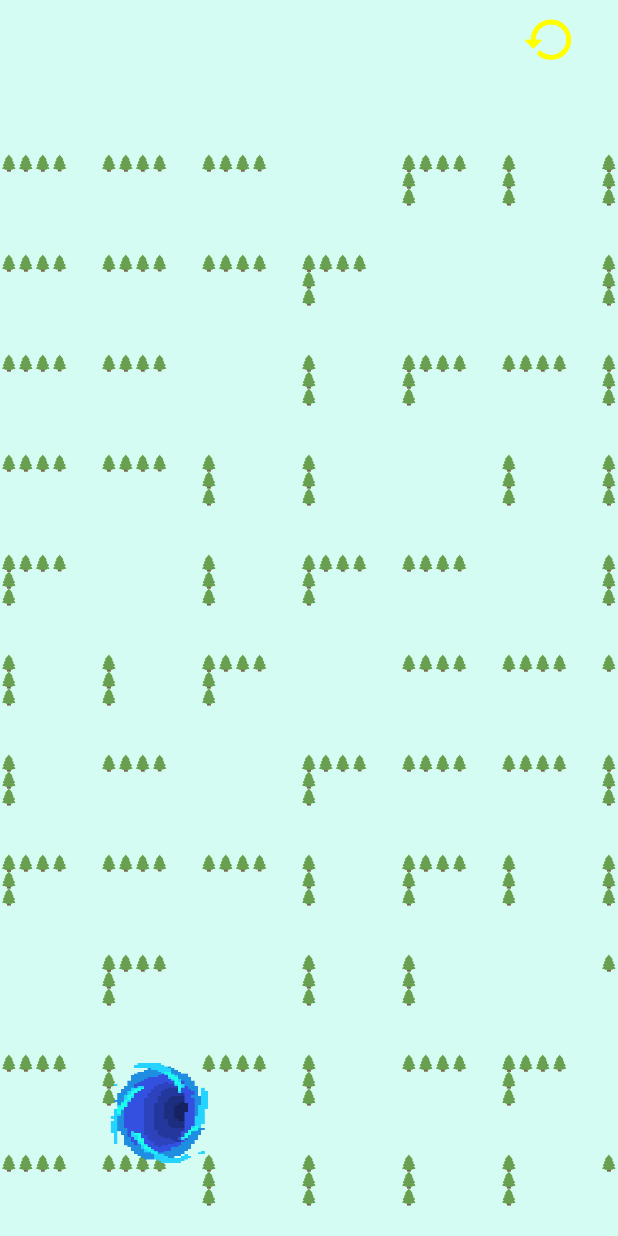
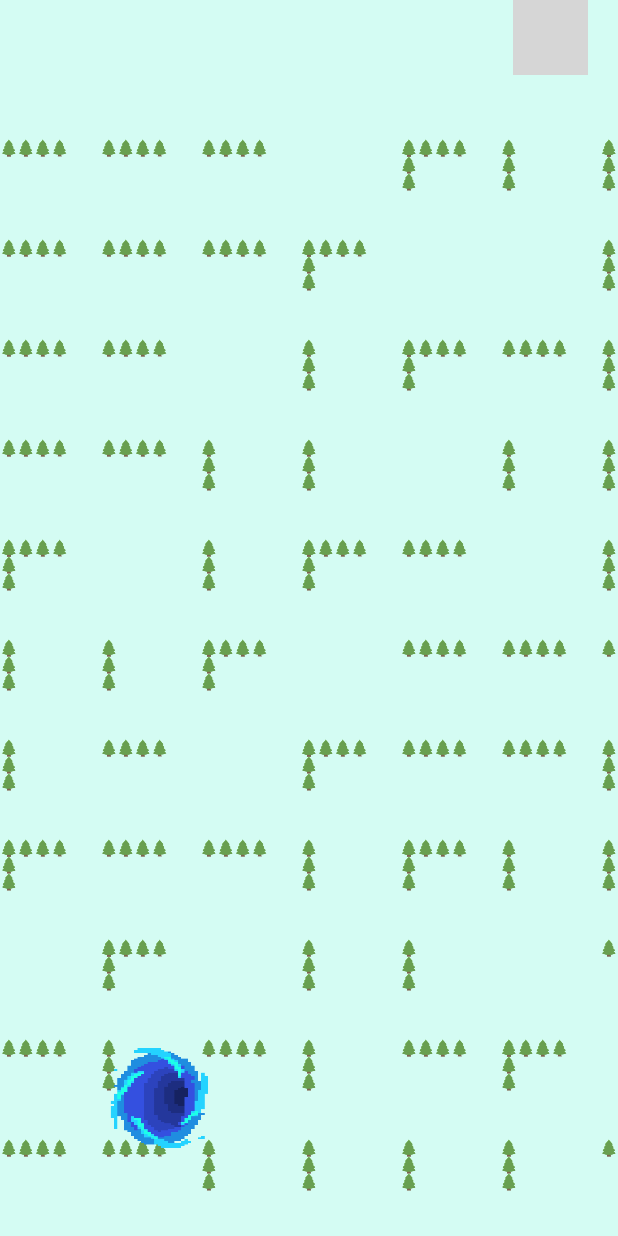
Before and after one commit to willowxh/SimpleMaze, an Android app: the GameActivity screen opened directly, with no data from a screen before it, on a phone screen of 412 x 824 dp. Run offline under Robolectric (Android 15) with nearby library versions, the phone set to English and light mode, and no system bars; Roboto replaces fonts that are not available here; grey boxes are pictures that could not be loaded.

Commit message:
bugs fixed

```diff
--- a/app/src/main/java/com/maze/simplemaze/GameActivity.java
+++ b/app/src/main/java/com/maze/simplemaze/GameActivity.java
@@ -3,12 +3,15 @@ package com.maze.simplemaze;
 import android.content.Intent;
 import android.os.Bundle;
 import android.support.v7.app.AppCompatActivity;
+import android.view.View;
 import android.view.Window;
 import android.view.WindowManager;
+import android.widget.ImageView;
 import android.widget.LinearLayout;
 
 public class GameActivity extends AppCompatActivity {
     GameView gameView;
+    ImageView imageView;
 
     @Override
     protected void onCreate(Bundle savedInstanceState) {
@@ -21,9 +24,19 @@ public class GameActivity extends AppCompatActivity {
         int level = intent.getIntExtra("level",1);
         int mode = intent.getIntExtra("mode",0);
         gameView = findViewById(R.id.game_view);
+        imageView = findViewById(R.id.replay_button);
+        imageView.setOnClickListener(new View.OnClickListener() {
+            @Override
+            public void onClick(View v) {
+                gameView.readMaze("maze"+gameView.level+".json");
+                gameView.numOfMove = 0;
+                gameView.handler.sendEmptyMessage(77);
+            }
+        });
         LinearLayout linearLayout = findViewById(R.id.main_bg);
         if(mode == 2){
             linearLayout.setBackgroundResource(R.drawable.menu);
+            imageView.setImageResource(R.drawable.replay);
         }
         gameView.mode = mode;
         gameView.level = level;
--- a/app/src/main/java/com/maze/simplemaze/GameView.java
+++ b/app/src/main/java/com/maze/simplemaze/GameView.java
@@ -65,12 +65,12 @@ public class GameView extends View implements GestureDetector.OnGestureListener,
     final Bitmap[] monsterBitmap = new Bitmap[4];
     int monsterState = 2;//怪物状态
     int currentState = 0;//当前行走状态
-    long speed = 10;  //行走速度
+    long speed = 40;  //行走速度
     int mode = 0; //关卡模式：0=>经典 1=>怪物 2=>冰块
     Thread monsterThread;
     boolean isFailed = false;
     Thread moveThread = null;
-    private int numOfMove = 0;
+    int numOfMove = 0;
     private boolean RWSignal = false;
 
     Handler handler = new Handler(){
@@ -350,11 +350,12 @@ public class GameView extends View implements GestureDetector.OnGestureListener,
         //画出墙体
         for (int x=0;x<COLS;x++){
             for (int y=0;y<ROWS;y++){
-                if(numOfMove > 5) {
-                    if(RWSignal) {
+                if(mode == 2) {
+                    if (numOfMove > 5) {
+                        if (RWSignal) {
                             if (x == 4 || x == 5 || y == 6 || y == 7) {
                                 int wallNum = random.nextInt(4);
-                            if(x !=0 && y!=0 && x!=9 && y!=13) {
+                                if (x != 0 && y != 0 && x != 9 && y != 13) {
                                     switch (wallNum) {
                                         case 0:
                                             cells[x][y].topWall = false;
@@ -381,6 +382,7 @@ public class GameView extends View implements GestureDetector.OnGestureListener,
                                             break;
                                         default:
                                             break;
+                                    }
                                 }
                             }
                         }
--- a/app/src/main/res/layout/activity_game.xml
+++ b/app/src/main/res/layout/activity_game.xml
@@ -10,17 +10,18 @@
     tools:context=".GameActivity">
     <!--#D4FCF3-->
     <ImageView
+        android:id="@+id/replay_button"
         android:layout_width="50dp"
         android:layout_height="50dp"
         android:layout_gravity="right"
         android:layout_marginRight="20dp"
-        android:src="@drawable/replay"/>
+        android:src="@drawable/black_replay"/>
 
     <com.maze.simplemaze.GameView
         android:id="@+id/game_view"
         android:layout_width="match_parent"
         android:layout_height="match_parent"
-        android:layout_marginTop="30dp"
-        android:layout_marginBottom="20dp"/>
+        android:layout_marginTop="20dp"
+        android:layout_marginBottom="30dp"/>
 
 </LinearLayout>
```
Lines whose indentation alone changed are shown as unchanged.
